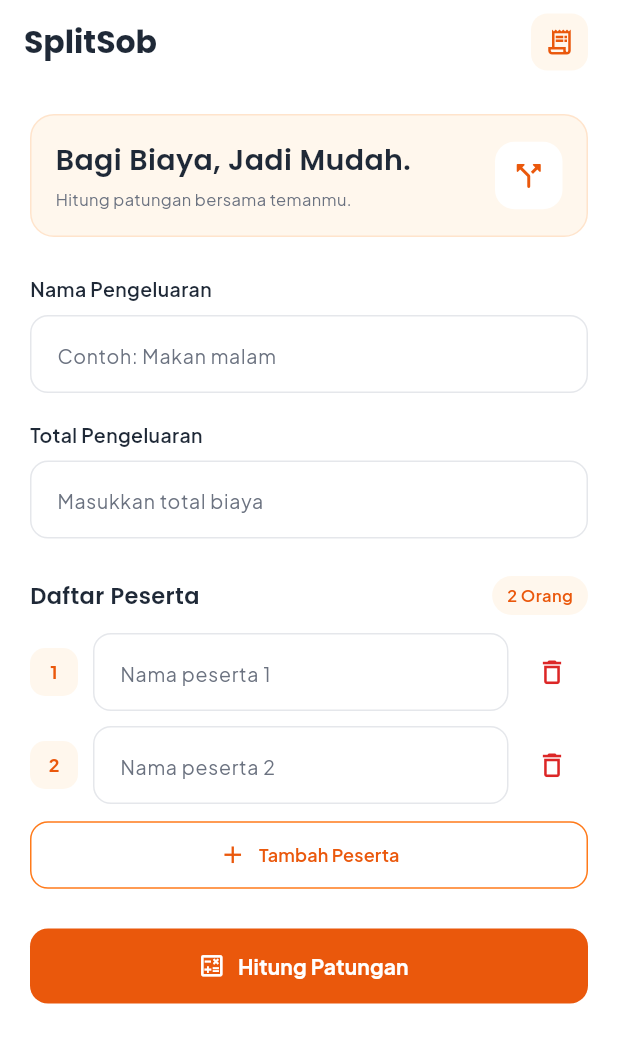
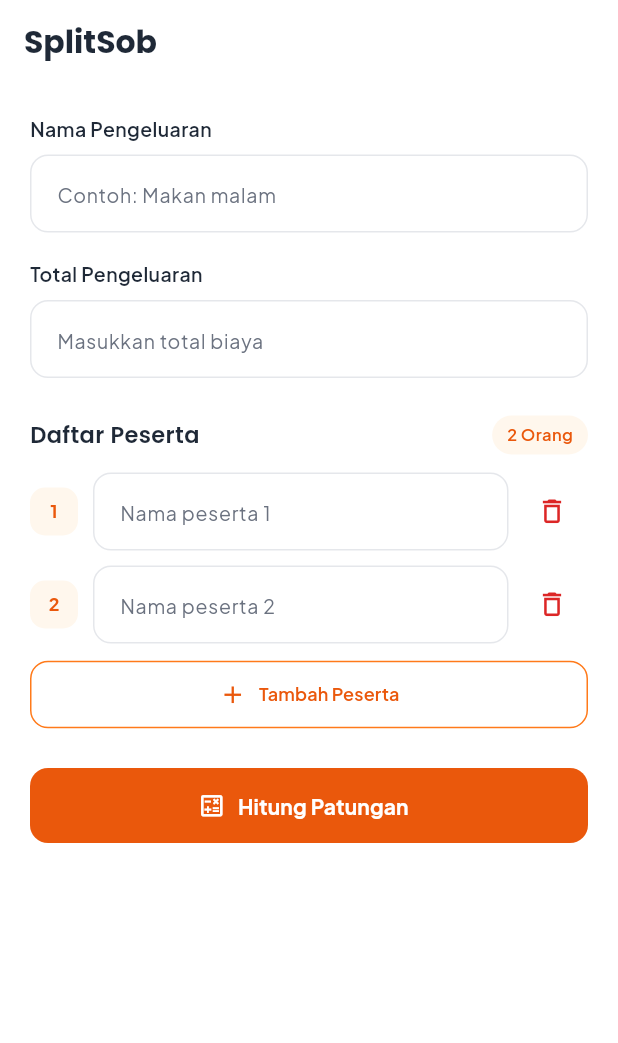
Before and after one commit to MuhammadAzka123/SplitSob, a Flutter app: the screen it shows after launch, on a phone screen of 412 x 824 dp. Shown: the top 1043 px of the screen. Run offline on Flutter 3.47's test engine with Material 3 defaults, Android fonts, the phone set to English and light mode, and no system bars; our stand-ins replace google_fonts.

Commit message:
Memperbaiki Tampilan

```diff
--- a/lib/pages/split_sob_page.dart
+++ b/lib/pages/split_sob_page.dart
@@ -193,7 +193,10 @@ class _SplitSobPageState extends State<SplitSobPage> {
 
       participantControllers[0].clear();
       participantControllers[1].clear();
-      participantControllers.removeRange(2, participantControllers.length);
+      participantControllers.removeRange(
+        2,
+        participantControllers.length,
+      );
 
       hasilPembagian = null;
       namaPengeluaranHasil = '';
@@ -217,60 +220,6 @@ class _SplitSobPageState extends State<SplitSobPage> {
         fontWeight: FontWeight.w600,
         fontSize: 13,
         color: darkText,
-      ),
-    );
-  }
-
-  Widget buildHeader() {
-    return Container(
-      width: double.infinity,
-      padding: const EdgeInsets.all(16),
-      decoration: BoxDecoration(
-        color: lightOrange,
-        borderRadius: BorderRadius.circular(16),
-        border: Border.all(
-          color: const Color(0xFFFFE4CC),
-        ),
-      ),
-      child: Row(
-        children: [
-          Expanded(
-            child: Column(
-              crossAxisAlignment: CrossAxisAlignment.start,
-              children: [
-                Text(
-                  'Bagi Biaya, Jadi Mudah.',
-                  style: GoogleFonts.poppins(
-                    fontSize: 19,
-                    fontWeight: FontWeight.w600,
-                    color: darkText,
-                  ),
-                ),
-                const SizedBox(height: 5),
-                Text(
-                  'Hitung patungan bersama temanmu.',
-                  style: GoogleFonts.plusJakartaSans(
-                    color: secondaryText,
-                    fontSize: 11,
-                  ),
-                ),
-              ],
-            ),
-          ),
-          Container(
-            width: 45,
-            height: 45,
-            decoration: BoxDecoration(
-              color: Colors.white,
-              borderRadius: BorderRadius.circular(13),
-            ),
-            child: const Icon(
-              Icons.call_split_rounded,
-              color: primaryDark,
-              size: 24,
-            ),
-          ),
-        ],
       ),
     );
   }
@@ -323,21 +272,6 @@ class _SplitSobPageState extends State<SplitSobPage> {
         ),
         backgroundColor: backgroundColor,
         surfaceTintColor: Colors.transparent,
-        actions: [
-          Container(
-            margin: const EdgeInsets.only(right: 20),
-            padding: const EdgeInsets.all(9),
-            decoration: BoxDecoration(
-              color: lightOrange,
-              borderRadius: BorderRadius.circular(11),
-            ),
-            child: const Icon(
-              Icons.receipt_long_outlined,
-              color: primaryDark,
-              size: 20,
-            ),
-          ),
-        ],
       ),
       body: SafeArea(
         child: SingleChildScrollView(
@@ -345,8 +279,6 @@ class _SplitSobPageState extends State<SplitSobPage> {
           child: Column(
             crossAxisAlignment: CrossAxisAlignment.start,
             children: [
-              buildHeader(),
-              const SizedBox(height: 25),
               judulBagian('Nama Pengeluaran'),
               const SizedBox(height: 8),
               TextField(
```
Also changed, not shown: 1 other file.
